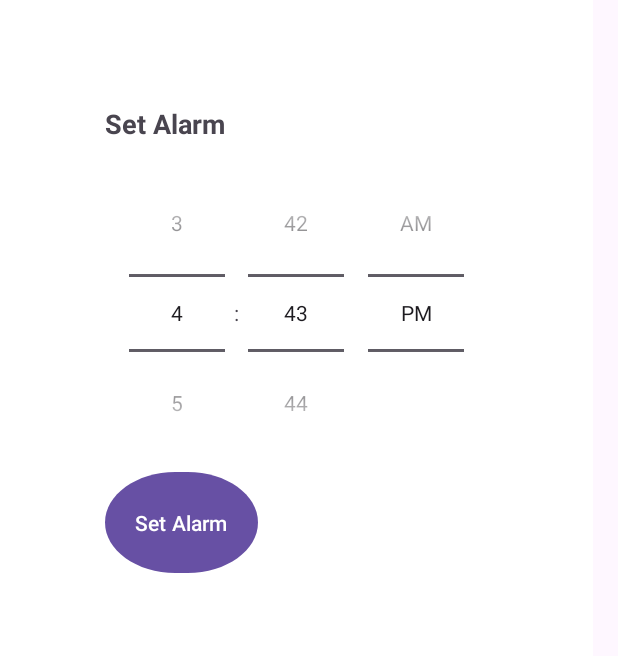
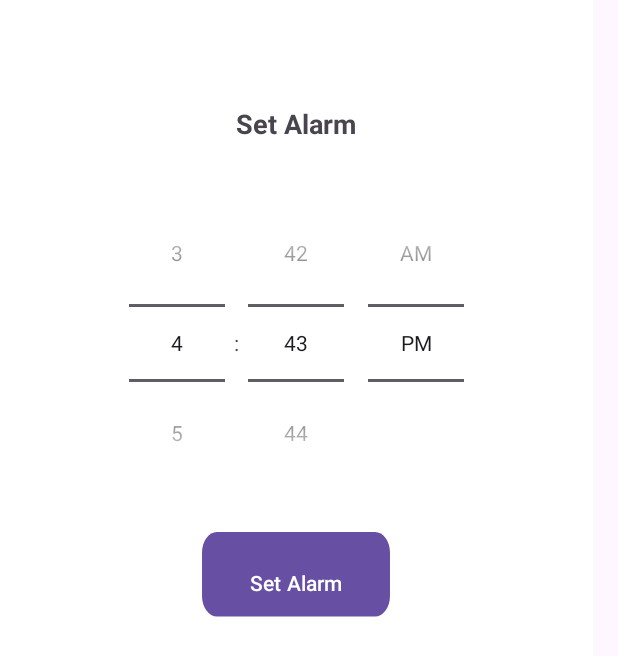
Before and after one commit to t4i-dev/Clock_Application, an Android app: the layout activity_setup.xml on its own in the app's theme, with its tools: preview values and no code run, on a phone screen of 412 x 824 dp. Shown: the top 656 px of the screen. Run offline under Robolectric (Android 15) with nearby library versions, the phone set to English and light mode, and no system bars.

Commit message:
Update UI

```diff
--- a/app/src/main/res/layout/activity_setup.xml
+++ b/app/src/main/res/layout/activity_setup.xml
@@ -1,34 +1,36 @@
 <?xml version="1.0" encoding="utf-8"?>
-<LinearLayout
-    xmlns:android="http://schemas.android.com/apk/res/android"
+<LinearLayout xmlns:android="http://schemas.android.com/apk/res/android"
     android:layout_width="wrap_content"
     android:layout_height="wrap_content"
+    android:background="@android:color/white"
+    android:gravity="center|center_horizontal|center_vertical"
     android:orientation="vertical"
-    android:padding="70dp"
-    android:background="@android:color/white">
+    android:padding="70dp">
 
     <TextView
         android:id="@+id/setup_title"
         android:layout_width="wrap_content"
         android:layout_height="wrap_content"
+        android:paddingBottom="8dp"
         android:text="Set Alarm"
         android:textSize="18sp"
-        android:textStyle="bold"
-        android:paddingBottom="8dp" />
+        android:textStyle="bold" />
 
     <TimePicker
         android:id="@+id/time_picker"
         android:layout_width="wrap_content"
         android:layout_height="wrap_content"
-        android:timePickerMode="spinner"
-        />
+        android:layout_marginTop="20dp"
+        android:timePickerMode="spinner" />
 
     <Button
         android:id="@+id/set_alarm_button"
         android:layout_width="wrap_content"
         android:layout_height="wrap_content"
-        android:text="Set Alarm"
-        android:background="@drawable/button_foronoff"
-        android:backgroundTint="#FF1212"
-        android:padding="20dp"/>
+        android:layout_marginTop="20dp"
+        android:background="@drawable/button_onoff"
+        android:backgroundTint="@color/backgroundblurred"
+        android:gravity="center|center_horizontal|center_vertical"
+        android:padding="20dp"
+        android:text="Set Alarm" />
 </LinearLayout>
```
Also changed, not shown: app/src/main/java/com/example/clockapplication/AlarmPage.java (+20 -0 lines), app/src/main/java/com/example/clockapplication/RecyclerAdapter.java (+31 -8 lines), app/src/main/res/layout/card_design.xml (+6 -11 lines).
